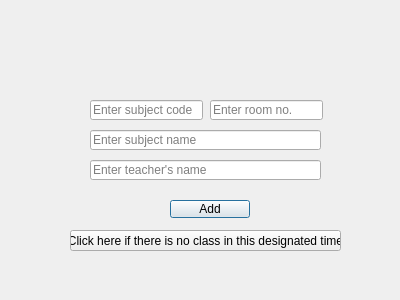
Above: addvaluestoroutine.ui from prazzx/Kakshya before the change. Below: the same form after it.
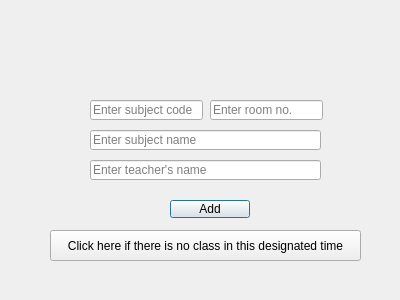
That is the form after the change.

The edit to the form file:
```diff
--- a/addvaluestoroutine.ui
+++ b/addvaluestoroutine.ui
@@ -81,10 +81,10 @@
   <widget class="QPushButton" name="pushButtonNo">
    <property name="geometry">
     <rect>
-     <x>70</x>
+     <x>50</x>
      <y>230</y>
-     <width>271</width>
-     <height>21</height>
+     <width>311</width>
+     <height>31</height>
     </rect>
    </property>
    <property name="text">
```
